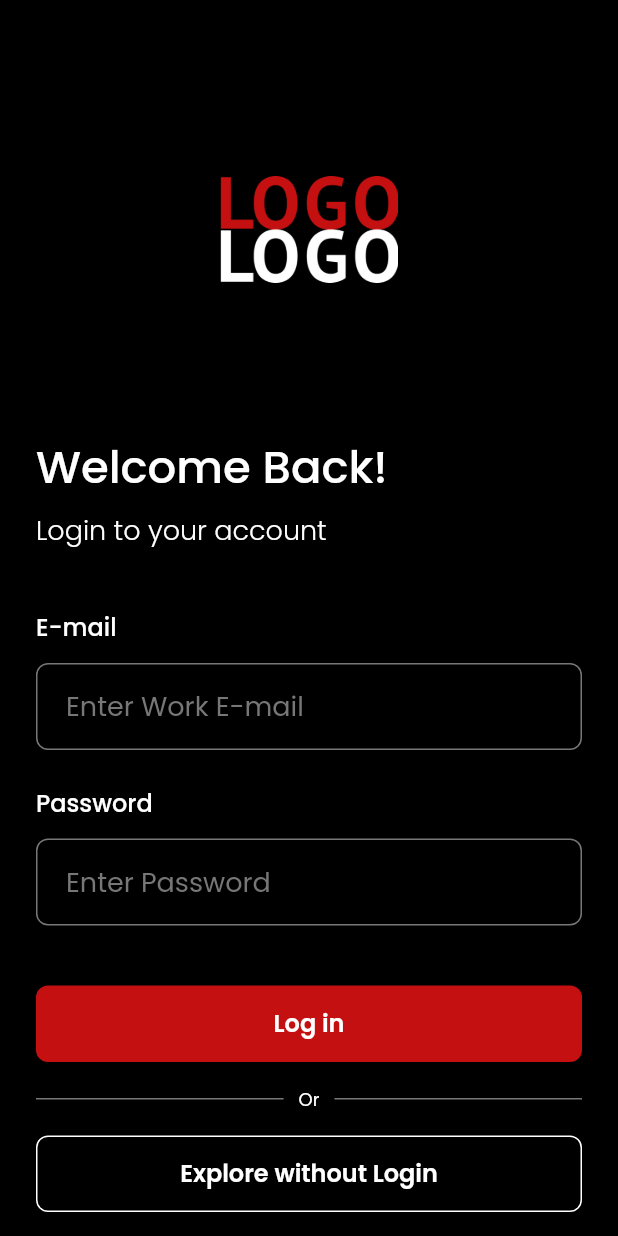
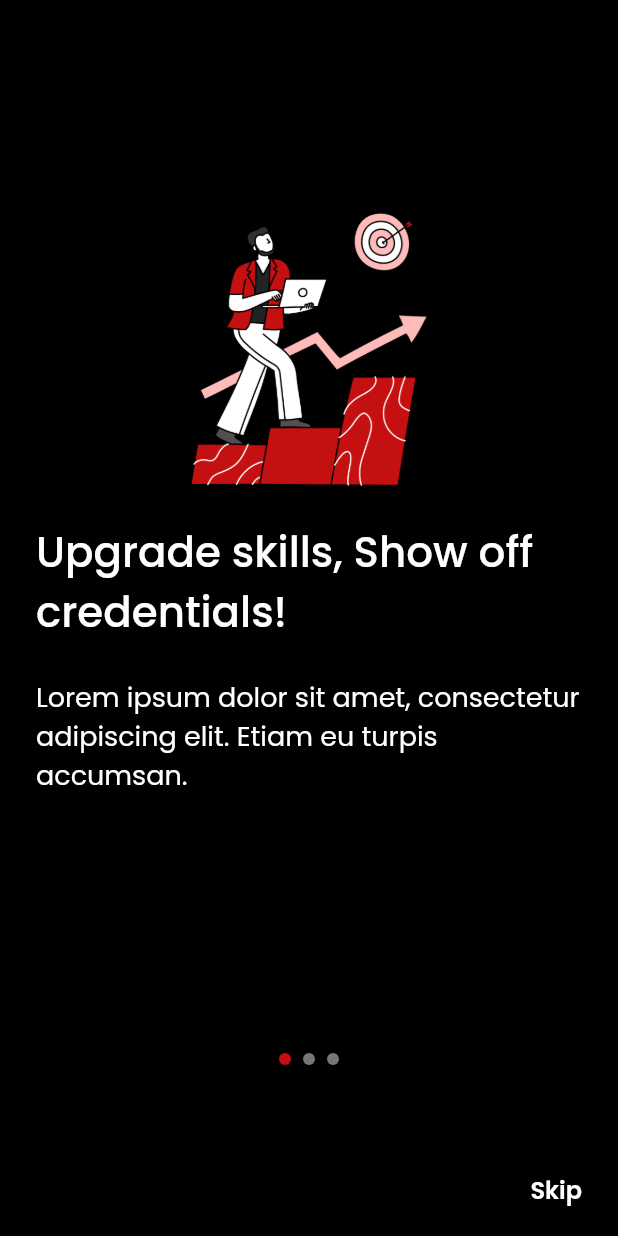
Before and after one commit to ferdy-adr/ti_learning, a Flutter app: the screen it shows after launch, on a phone screen of 412 x 824 dp. Run offline on Flutter 3.47's test engine with Material 3 defaults, Android fonts, the phone set to English and light mode, and no system bars; drawn by our look-alikes of carousel_slider; our stand-ins replace dio, flutter_dotenv, flutter_secure_storage, get, pod_player, pretty_dio_logger and 1 more.

Commit message:
feat: create page Onboard

```diff
--- /dev/null
+++ b/lib/app/modules/onboard/bindings/onboard_binding.dart
@@ -0,0 +1,12 @@
+import 'package:get/get.dart';
+
+import '../controllers/onboard_controller.dart';
+
+class OnboardBinding extends Bindings {
+  @override
+  void dependencies() {
+    Get.lazyPut<OnboardController>(
+      () => OnboardController(),
+    );
+  }
+}
--- /dev/null
+++ b/lib/app/modules/onboard/controllers/onboard_controller.dart
@@ -0,0 +1,14 @@
+import 'package:carousel_slider/carousel_controller.dart';
+import 'package:get/get.dart';
+
+class OnboardController extends GetxController {
+  final carouselController = CarouselSliderController();
+
+  final List<String> imgList = [
+    'assets/images/onboard-1.png',
+    'assets/images/onboard-2.png',
+    'assets/images/onboard-3.png',
+  ];
+
+  RxInt current = 0.obs;
+}
--- /dev/null
+++ b/lib/app/modules/onboard/views/onboard_view.dart
@@ -0,0 +1,124 @@
+import 'package:carousel_slider/carousel_slider.dart';
+import 'package:flutter/material.dart' hide CarouselController;
+
+import 'package:get/get.dart';
+import 'package:talent_insider_learning/app/core/themes/fonts.dart';
+import 'package:talent_insider_learning/app/core/themes/style.dart';
+import 'package:talent_insider_learning/app/routes/app_pages.dart';
+
+import '../controllers/onboard_controller.dart';
+
+class OnboardView extends GetView<OnboardController> {
+  const OnboardView({super.key});
+  @override
+  Widget build(BuildContext context) {
+    return Scaffold(
+      backgroundColor: Style.background01,
+      body: SafeArea(
+        child: Column(
+          children: [
+            Expanded(
+              child: CarouselSlider(
+                carouselController: controller.carouselController,
+                options: CarouselOptions(
+                  viewportFraction: 1,
+                  aspectRatio: 1,
+                  enableInfiniteScroll: false,
+                  onPageChanged: (index, reason) {
+                    controller.current.value = index;
+                  },
+                ),
+                items:
+                    controller.imgList
+                        .map(
+                          (item) => Column(
+                            children: [
+                              Expanded(
+                                child: Image(
+                                  height: 300,
+                                  fit: BoxFit.fitHeight,
+                                  image: AssetImage(item),
+                                ),
+                              ),
+                              Padding(
+                                padding: EdgeInsets.all(24),
+                                child: Column(
+                                  children: [
+                                    Text(
+                                      'Upgrade skills, Show off credentials!',
+                                      style: Fonts.mainText.copyWith(
+                                        fontSize: 28,
+                                        fontWeight: FontWeight.w500,
+                                      ),
+                                    ),
+                                    SizedBox(height: 24),
+                                    Text(
+                                      'Lorem ipsum dolor sit amet, consectetur adipiscing elit. Etiam eu turpis  accumsan.',
+                                      style: Fonts.mainText.copyWith(
+                                        fontSize: 18,
+                                      ),
+                                    ),
+                                  ],
+                                ),
+                              ),
+                            ],
+                          ),
+                        )
+                        .toList(),
+              ),
+            ),
+            Obx(() {
+              return Row(
+                mainAxisAlignment: MainAxisAlignment.center,
+                children:
+                    controller.imgList.asMap().entries.map((entry) {
+                      return GestureDetector(
+                        onTap: () {
+                          controller.carouselController.animateToPage(
+                            entry.key,
+                          );
+                        },
+                        child: Container(
+                          width: 8.0,
+                          height: 8.0,
+                          margin: EdgeInsets.symmetric(
+                            vertical: 6.0,
+                            horizontal: 4.0,
+                          ),
+                          decoration: BoxDecoration(
+                            shape: BoxShape.circle,
+                            color:
+                                (controller.current.value == entry.key)
+                                    ? Style.secondaryColor01
+                                    : Style.lightGrey,
+                          ),
+                        ),
+                      );
+                    }).toList(),
+              );
+            }),
+            SizedBox(height: 24),
+            Row(
+              mainAxisAlignment: MainAxisAlignment.end,
+              children: [
+                Padding(
+                  padding: const EdgeInsets.fromLTRB(24, 42.5, 24, 18.5),
+                  child: GestureDetector(
+                    onTap: () => Get.toNamed(Routes.LOGIN),
+                    child: Text(
+                      'Skip',
+                      style: Fonts.poppins.copyWith(
+                        fontSize: 16,
+                        fontWeight: FontWeight.w600,
+                      ),
+                    ),
+                  ),
+                ),
+              ],
+            ),
+          ],
+        ),
+      ),
+    );
+  }
+}
--- a/lib/app/routes/app_pages.dart
+++ b/lib/app/routes/app_pages.dart
@@ -10,15 +10,22 @@ import '../modules/login/bindings/login_binding.dart';
 import '../modules/login/views/login_view.dart';
 import '../modules/main/bindings/main_binding.dart';
 import '../modules/main/views/main_view.dart';
+import '../modules/onboard/bindings/onboard_binding.dart';
+import '../modules/onboard/views/onboard_view.dart';
 
 part 'app_routes.dart';
 
 class AppPages {
   AppPages._();
 
-  static const INITIAL = Routes.LOGIN;
+  static const INITIAL = Routes.ONBOARD;
 
   static final routes = [
+    GetPage(
+      name: _Paths.ONBOARD,
+      page: () => const OnboardView(),
+      binding: OnboardBinding(),
+    ),
     GetPage(
       name: _Paths.LOGIN,
       page: () => const LoginView(),
--- a/lib/app/routes/app_routes.dart
+++ b/lib/app/routes/app_routes.dart
@@ -3,6 +3,7 @@ part of 'app_pages.dart';
 
 abstract class Routes {
   Routes._();
+  static const ONBOARD = _Paths.ONBOARD;
   static const LOGIN = _Paths.LOGIN;
   static const MAIN = _Paths.MAIN;
   static const HOME = _Paths.HOME;
@@ -12,6 +13,7 @@ abstract class Routes {
 
 abstract class _Paths {
   _Paths._();
+  static const ONBOARD = '/onboard';
   static const LOGIN = '/login';
   static const MAIN = '/main';
   static const HOME = '/home';
--- a/pubspec.yaml
+++ b/pubspec.yaml
@@ -7,6 +7,7 @@ environment:
   sdk: ^3.7.2
 
 dependencies:
+  carousel_slider: ^5.0.0
   dio: ^5.8.0+1
   flutter:
     sdk: flutter
```
Also changed, not shown: assets/images/onboard-1.png (added), assets/images/onboard-2.png (added), assets/images/onboard-3.png (added), pubspec.lock, 1 other file.
